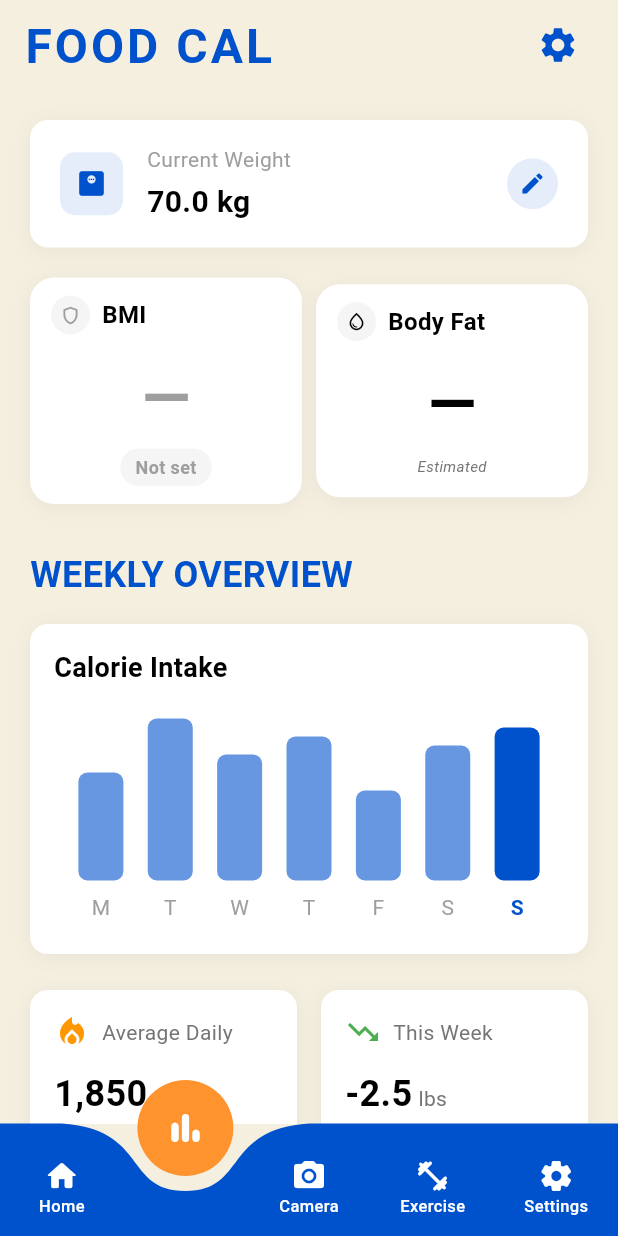
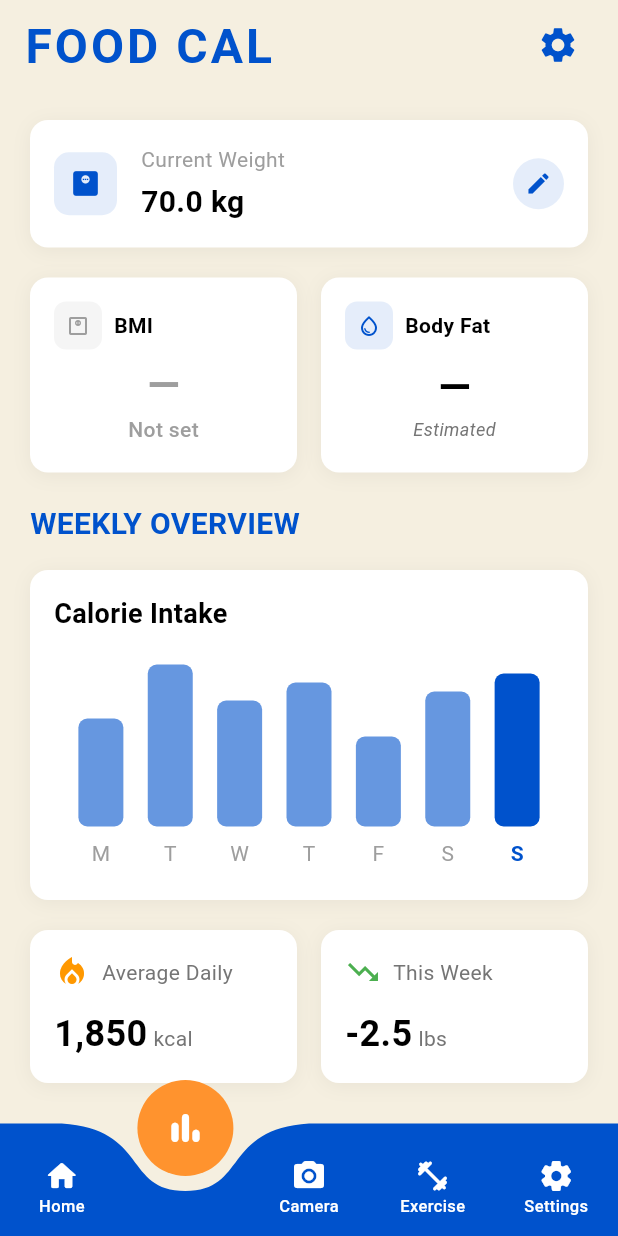
Before and after one commit to siho1117/food_cal_backup, a Flutter app: the screen it shows after launch, item 2 of the bottom bar chosen, on a phone screen of 412 x 824 dp. Run offline on Flutter 3.47's test engine with Material 3 defaults, Android fonts, the phone set to English and light mode, and no system bars; drawn by our look-alikes of curved_navigation_bar; our stand-ins replace shared_preferences; accounts and stored records are empty.

```diff
--- a/lib/screens/progress_screen.dart
+++ b/lib/screens/progress_screen.dart
@@ -155,8 +155,7 @@ class _ProgressScreenState extends State<ProgressScreen> {
               GestureDetector(
                 onTap: _showWeightEntryDialog,
                 child: Container(
-                  padding:
-                      const EdgeInsets.symmetric(horizontal: 20, vertical: 16),
+                  padding: const EdgeInsets.all(16),
                   decoration: BoxDecoration(
                     color: Colors.white,
                     borderRadius: BorderRadius.circular(12),
@@ -232,7 +231,9 @@ class _ProgressScreenState extends State<ProgressScreen> {
               const SizedBox(height: 20),
 
               // BMI and Body Fat widgets in a row
-              FutureBuilder<double?>(
+              SizedBox(
+                height: 130, // Fixed height for both widgets
+                child: FutureBuilder<double?>(
                   future: _userRepository.calculateBMI(),
                   builder: (context, snapshot) {
                     final bmiValue = snapshot.data;
@@ -248,8 +249,9 @@ class _ProgressScreenState extends State<ProgressScreen> {
                     final int? age = _userProfile?.age;
 
                     // Calculate body fat using the improved formula
-                  final bodyFatValue = _calculateBodyFat(bmiValue, age, gender);
-                  String bodyFatClassification = "Not set";
+                    final bodyFatValue =
+                        _calculateBodyFat(bmiValue, age, gender);
+                    String bodyFatClassification = "";
 
                     if (bodyFatValue != null) {
                       bodyFatClassification =
@@ -257,7 +259,6 @@ class _ProgressScreenState extends State<ProgressScreen> {
                     }
 
                     return Row(
-                    mainAxisAlignment: MainAxisAlignment.spaceBetween,
                       children: [
                         // BMI Widget
                         BMIWidget(
@@ -265,24 +266,27 @@ class _ProgressScreenState extends State<ProgressScreen> {
                           classification: classification,
                         ),
 
-                      // Body Fat Widget - now includes isEstimated flag
+                        const SizedBox(width: 16),
+
+                        // Body Fat Widget
                         BodyFatWidget(
                           bodyFatPercentage: bodyFatValue,
                           classification: bodyFatClassification,
-                        isEstimated: true, // Shows "Estimated" label
+                          isEstimated: true,
                         ),
                       ],
                     );
                   },
                 ),
+              ),
 
-              const SizedBox(height: 30),
+              const SizedBox(height: 20),
 
               // Weekly summary
-              Text(
+              const Text(
                 'WEEKLY OVERVIEW',
                 style: TextStyle(
-                  fontSize: 24,
+                  fontSize: 20,
                   fontWeight: FontWeight.w600,
                   color: AppTheme.primaryBlue,
                 ),
@@ -293,7 +297,7 @@ class _ProgressScreenState extends State<ProgressScreen> {
               // Weekly chart widget
               const WeeklyChartWidget(),
 
-              const SizedBox(height: 24),
+              const SizedBox(height: 20),
 
               // Stats section
               Row(
@@ -320,13 +324,13 @@ class _ProgressScreenState extends State<ProgressScreen> {
                 ],
               ),
 
-              const SizedBox(height: 30),
+              const SizedBox(height: 20),
 
               // Nutrition breakdown
-              Text(
+              const Text(
                 'NUTRITION BREAKDOWN',
                 style: TextStyle(
-                  fontSize: 24,
+                  fontSize: 20,
                   fontWeight: FontWeight.w600,
                   color: AppTheme.primaryBlue,
                 ),
--- a/lib/widgets/progress/bmi_widget.dart
+++ b/lib/widgets/progress/bmi_widget.dart
@@ -18,7 +18,7 @@ class BMIWidget extends StatelessWidget {
     if (bmiValue! < 18.5) {
       return const Color(0xFF3F8EFC); // Blue for Underweight
     } else if (bmiValue! < 25) {
-      return const Color(0xFF2EC973); // Green for Normal
+      return AppTheme.primaryBlue; // Green for Normal
     } else if (bmiValue! < 30) {
       return const Color(0xFFFF9A3D); // Orange for Overweight
     } else {
@@ -30,13 +30,12 @@ class BMIWidget extends StatelessWidget {
   Widget build(BuildContext context) {
     final primaryColor = _getColorForBMI();
 
-    return Container(
-      width: MediaQuery.of(context).size.width *
-          0.44, // About half of screen width
-      padding: const EdgeInsets.symmetric(horizontal: 14, vertical: 12),
+    return Expanded(
+      child: Container(
+        padding: const EdgeInsets.all(16),
         decoration: BoxDecoration(
           color: Colors.white,
-        borderRadius: BorderRadius.circular(16),
+          borderRadius: BorderRadius.circular(12),
           boxShadow: [
             BoxShadow(
               color: Colors.black.withOpacity(0.05),
@@ -48,69 +47,62 @@ class BMIWidget extends StatelessWidget {
         ),
         child: Column(
           crossAxisAlignment: CrossAxisAlignment.start,
-        mainAxisSize: MainAxisSize.min,
           children: [
-          // Header with icon and BMI text
+            // Header row with icon and title
             Row(
               children: [
                 Container(
-                padding: const EdgeInsets.all(6),
+                  padding: const EdgeInsets.all(8),
                   decoration: BoxDecoration(
                     color: primaryColor.withOpacity(0.1),
-                  shape: BoxShape.circle,
+                    borderRadius: BorderRadius.circular(8),
                   ),
                   child: Icon(
-                  Icons.shield_outlined,
+                    Icons.monitor_weight_outlined,
                     color: primaryColor,
-                  size: 14,
+                    size: 16,
                   ),
                 ),
                 const SizedBox(width: 8),
                 const Text(
                   'BMI',
                   style: TextStyle(
-                  fontSize: 16,
+                    fontSize: 14,
                     fontWeight: FontWeight.bold,
                   ),
                 ),
               ],
             ),
 
-          const SizedBox(height: 12),
+            const Spacer(),
 
-          // BMI Value
+            // BMI value in center
             Center(
               child: Text(
                 bmiValue != null ? bmiValue!.toStringAsFixed(1) : "—",
                 style: TextStyle(
-                fontSize: 42, // Reduced size
+                  fontSize: 28,
                   fontWeight: FontWeight.bold,
                   color: primaryColor,
                 ),
               ),
             ),
 
-          const SizedBox(height: 4),
-
-          // Classification below the BMI value
+            // Classification underneath
             Center(
-            child: Container(
-              padding: const EdgeInsets.symmetric(horizontal: 10, vertical: 4),
-              decoration: BoxDecoration(
-                color: primaryColor.withOpacity(0.1),
-                borderRadius: BorderRadius.circular(12),
-              ),
               child: Text(
                 classification,
                 style: TextStyle(
                   color: primaryColor,
-                  fontWeight: FontWeight.w600,
-                  fontSize: 12,
+                  fontSize: 14,
+                  fontWeight: FontWeight.w500,
                 ),
               ),
             ),
+
+            const Spacer(),
+          ],
         ),
-        ],
       ),
     );
   }
--- a/lib/widgets/progress/body_fat_widget.dart
+++ b/lib/widgets/progress/body_fat_widget.dart
@@ -15,13 +15,12 @@ class BodyFatWidget extends StatelessWidget {
 
   @override
   Widget build(BuildContext context) {
-    return Container(
-      width: MediaQuery.of(context).size.width *
-          0.44, // About half of screen width
-      padding: const EdgeInsets.symmetric(horizontal: 14, vertical: 12),
+    return Expanded(
+      child: Container(
+        padding: const EdgeInsets.all(16),
         decoration: BoxDecoration(
           color: Colors.white,
-        borderRadius: BorderRadius.circular(16),
+          borderRadius: BorderRadius.circular(12),
           boxShadow: [
             BoxShadow(
               color: Colors.black.withOpacity(0.05),
@@ -33,37 +32,36 @@ class BodyFatWidget extends StatelessWidget {
         ),
         child: Column(
           crossAxisAlignment: CrossAxisAlignment.start,
-        mainAxisSize: MainAxisSize.min,
           children: [
-          // Header with icon and Body Fat text
+            // Header row with icon and title
             Row(
               children: [
                 Container(
-                padding: const EdgeInsets.all(6),
+                  padding: const EdgeInsets.all(8),
                   decoration: BoxDecoration(
-                  color: Colors.grey.withOpacity(0.1),
-                  shape: BoxShape.circle,
+                    color: AppTheme.primaryBlue.withOpacity(0.1),
+                    borderRadius: BorderRadius.circular(8),
                   ),
                   child: const Icon(
                     Icons.water_drop_outlined,
-                  color: Colors.black,
-                  size: 14,
+                    color: AppTheme.primaryBlue,
+                    size: 16,
                   ),
                 ),
                 const SizedBox(width: 8),
                 const Text(
                   'Body Fat',
                   style: TextStyle(
-                  fontSize: 16,
+                    fontSize: 14,
                     fontWeight: FontWeight.bold,
                   ),
                 ),
               ],
             ),
 
-          const SizedBox(height: 12),
+            const Spacer(),
 
-          // Body Fat Value
+            // Body fat percentage in center
             Center(
               child: Row(
                 mainAxisSize: MainAxisSize.min,
@@ -75,7 +73,7 @@ class BodyFatWidget extends StatelessWidget {
                         ? bodyFatPercentage!.toStringAsFixed(1)
                         : "—",
                     style: const TextStyle(
-                    fontSize: 42,
+                      fontSize: 28,
                       fontWeight: FontWeight.bold,
                       color: Colors.black,
                     ),
@@ -84,7 +82,7 @@ class BodyFatWidget extends StatelessWidget {
                     const Text(
                       '%',
                       style: TextStyle(
-                      fontSize: 24,
+                        fontSize: 16,
                         fontWeight: FontWeight.bold,
                         color: Colors.black,
                       ),
@@ -93,23 +91,21 @@ class BodyFatWidget extends StatelessWidget {
               ),
             ),
 
-          const SizedBox(height: 4),
-
-          // Only include the "Estimated" text (no classification)
+            // Estimated label underneath
             Center(
               child: Text(
-              'Estimated',
+                isEstimated ? 'Estimated' : '',
                 style: TextStyle(
-                fontSize: 10,
+                  fontSize: 12,
                   color: Colors.grey[600],
                   fontStyle: FontStyle.italic,
                 ),
               ),
             ),
 
-          // Add extra space to match height with BMI widget if needed
-          const SizedBox(height: 2),
+            const Spacer(),
           ],
+        ),
       ),
     );
   }
```
Lines whose indentation alone changed are shown as unchanged.
